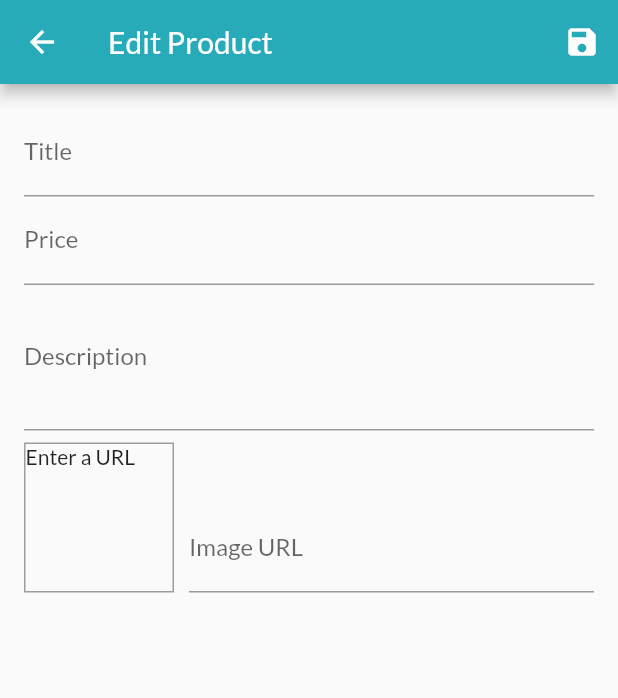
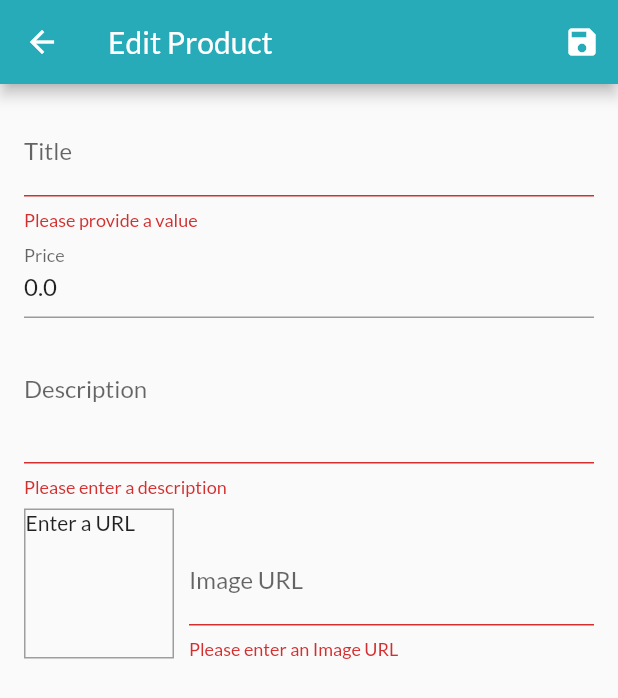
Before and after one commit to bolagadalla/Shop_App, a Flutter app: the EditProductScreen screen opened by its route, after a tap on the "save" icon, on a phone screen of 412 x 824 dp. Shown: the top 698 px of the screen. Run offline on Flutter 3.47's test engine with Material 2 defaults, Android fonts, the phone set to English and light mode, and no system bars; network calls fail.

Commit message:
Learned to Add and Edit products and handle input validation

```diff
--- a/lib/screens/edit_product_screen.dart
+++ b/lib/screens/edit_product_screen.dart
@@ -1,5 +1,7 @@
 import 'package:Shop_App/providers/product.dart';
+import 'package:Shop_App/providers/products_provider.dart';
 import 'package:flutter/material.dart';
+import 'package:provider/provider.dart';
 
 class EditProductScreen extends StatefulWidget {
   static const String routeName = "/edit-product";
@@ -20,9 +22,11 @@ class _EditProductScreenState extends State<EditProductScreen> {
     id: null,
     title: "",
     description: "",
-    price: 0,
+    price: 0.00,
     imageUrl: "",
   );
+
+  bool _isInit = true;
 
   @override
   void initState() {
@@ -42,12 +46,46 @@ class _EditProductScreenState extends State<EditProductScreen> {
 
   void _updateImageURL() {
     if (!_imageUrlFocusNode.hasFocus) {
+      if (!_imageUrlController.text.startsWith("http") ||
+          !_imageUrlController.text.startsWith("https") ||
+          (!_imageUrlController.text.endsWith(".png") &&
+              !_imageUrlController.text.endsWith(".jpg") &&
+              !_imageUrlController.text.endsWith(".jpeg"))) return;
       setState(() {});
     }
   }
 
   void _saveForm() {
+    // will trigger all the validators on all the "TextFormField"
+    final isValid = _form.currentState.validate();
+    if (!isValid) return;
+    // will trigger all the "onSave" functino on all the "TextFormField"
     _form.currentState.save();
+    if (_editedProduct.id != null) {
+      Provider.of<ProductsProvider>(context, listen: false)
+          .updateProduct(_editedProduct.id, _editedProduct);
+    } else {
+      Provider.of<ProductsProvider>(context, listen: false)
+          .addProduct(_editedProduct);
+    }
+
+    Navigator.of(context).pop();
+  }
+
+  // Runs before build method
+  @override
+  void didChangeDependencies() {
+    // To make sure it doesnt run a lot
+    if (_isInit) {
+      final productID = ModalRoute.of(context).settings.arguments as String;
+      if (productID != null) {
+        _editedProduct = Provider.of<ProductsProvider>(context, listen: false)
+            .findByID(productID);
+        _imageUrlController.text = _editedProduct.imageUrl;
+      }
+    }
+    _isInit = false;
+    super.didChangeDependencies();
   }
 
   @override
@@ -69,6 +107,8 @@ class _EditProductScreenState extends State<EditProductScreen> {
           child: ListView(
             children: [
               TextFormField(
+                initialValue: _editedProduct.title,
+                // On the decoration you can configure the error text
                 decoration: InputDecoration(labelText: "Title"),
                 textInputAction: TextInputAction.next,
                 // "value" is the value in the text field
@@ -83,10 +123,20 @@ class _EditProductScreenState extends State<EditProductScreen> {
                     description: _editedProduct.description,
                     price: _editedProduct.price,
                     imageUrl: _editedProduct.imageUrl,
+                    isFavorite: _editedProduct.isFavorite,
                   );
+                },
+                validator: (value) {
+                  // Returning null means the input is correct
+                  // Returning string it will treat that string as the error text
+                  if (value.isEmpty) {
+                    return "Please provide a value";
+                  } else
+                    return null;
                 },
               ),
               TextFormField(
+                initialValue: _editedProduct.price.toString(),
                 decoration: InputDecoration(labelText: "Price"),
                 textInputAction: TextInputAction.next,
                 keyboardType: TextInputType.number,
@@ -100,10 +150,24 @@ class _EditProductScreenState extends State<EditProductScreen> {
                     description: _editedProduct.description,
                     price: double.parse(value.trim()),
                     imageUrl: _editedProduct.imageUrl,
+                    isFavorite: _editedProduct.isFavorite,
                   );
+                },
+                validator: (value) {
+                  if (value.isEmpty) {
+                    return "Please enter a price";
+                  }
+                  if (double.tryParse(value) == null) {
+                    return "Please enter a valid number";
+                  }
+                  if (double.parse(value) < 0) {
+                    return "Please enter a valid number";
+                  }
+                  return null;
                 },
               ),
               TextFormField(
+                initialValue: _editedProduct.description,
                 decoration: InputDecoration(labelText: "Description"),
                 maxLines: 3,
                 keyboardType: TextInputType.multiline,
@@ -115,7 +179,14 @@ class _EditProductScreenState extends State<EditProductScreen> {
                     description: value.trim(),
                     price: _editedProduct.price,
                     imageUrl: _editedProduct.imageUrl,
+                    isFavorite: _editedProduct.isFavorite,
                   );
+                },
+                validator: (value) {
+                  if (value.isEmpty) return "Please enter a description";
+                  if (value.length < 10)
+                    return "Must be greater then 10 characters";
+                  return null;
                 },
               ),
               Row(
@@ -158,7 +229,19 @@ class _EditProductScreenState extends State<EditProductScreen> {
                           description: _editedProduct.description,
                           price: _editedProduct.price,
                           imageUrl: value.trim(),
+                          isFavorite: _editedProduct.isFavorite,
                         );
+                      },
+                      validator: (value) {
+                        if (value.isEmpty) return "Please enter an Image URL";
+                        if (!value.startsWith("http") ||
+                            !value.startsWith("https"))
+                          return "Please enter a valid URL";
+                        if (!value.endsWith(".png") &&
+                            !value.endsWith(".jpg") &&
+                            !value.endsWith(".jpeg"))
+                          return "Please enter a valid image URL";
+                        return null;
                       },
                     ),
                   ),
--- a/lib/screens/user_products_screen.dart
+++ b/lib/screens/user_products_screen.dart
@@ -32,6 +32,7 @@ class UserProductsScreen extends StatelessWidget {
           itemBuilder: (_, index) => Column(
             children: [
               UserProductItem(
+                id: productsDate.getProducts[index].id,
                 title: productsDate.getProducts[index].title,
                 imageURL: productsDate.getProducts[index].imageUrl,
               ),
```
Also changed, not shown: lib/providers/products_provider.dart (+22 -1 lines), lib/widgets/user_product_item.dart (+19 -3 lines), 1 other file.
